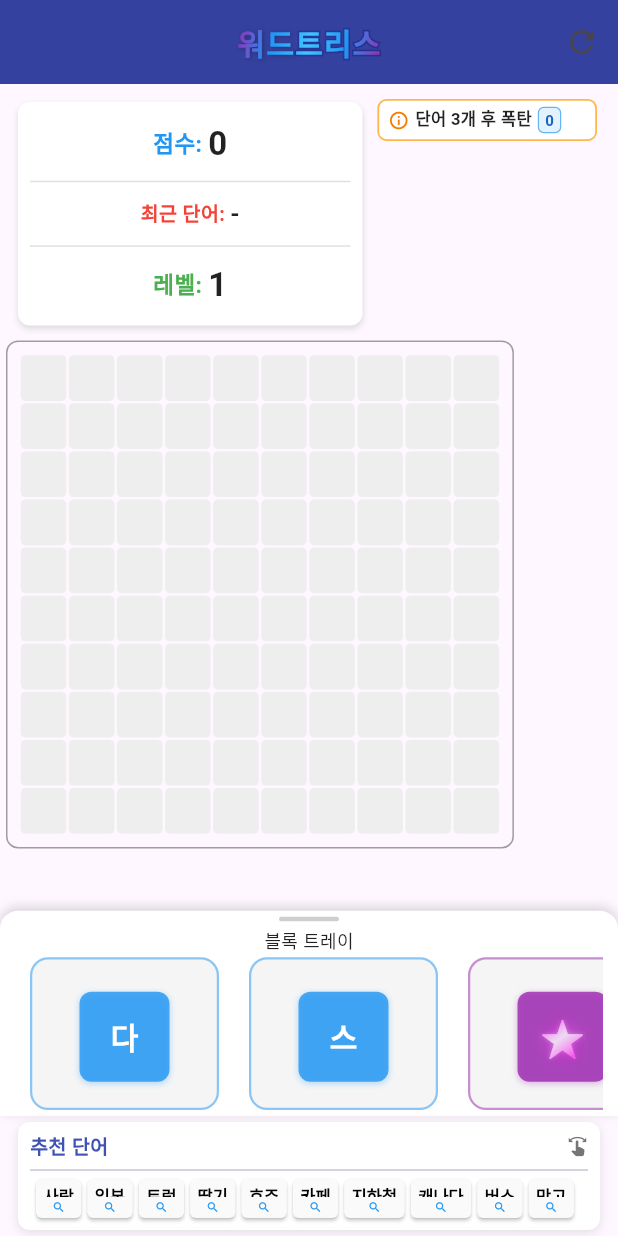
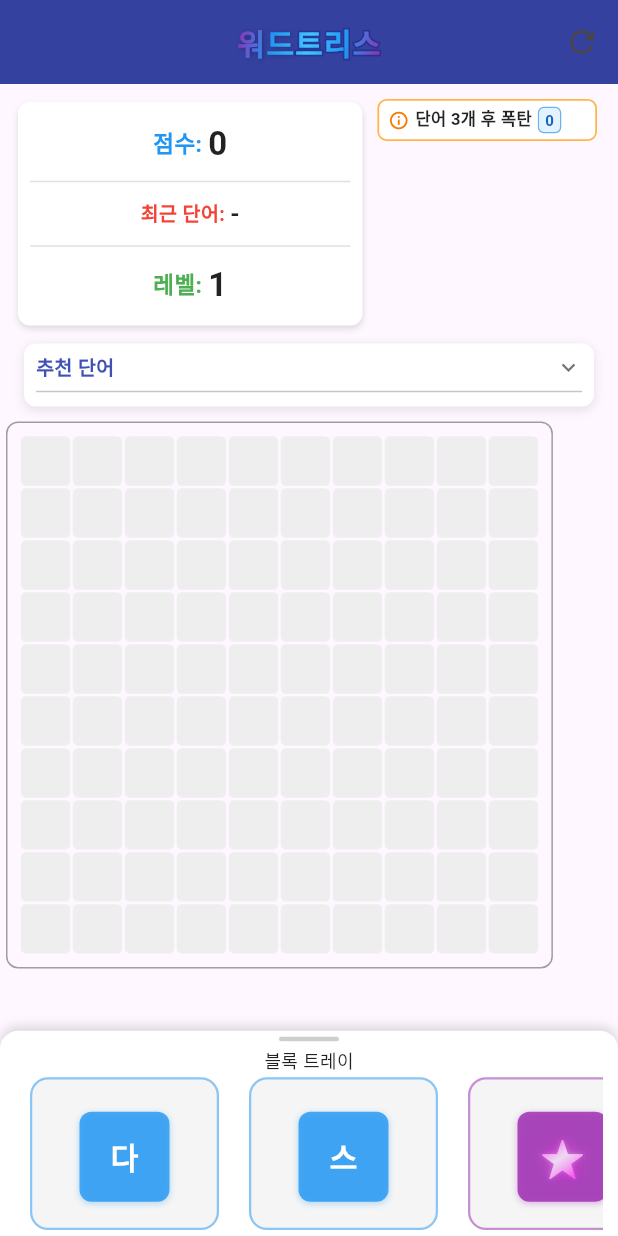
Before and after one commit to BongsooJeong/wordtris, a Flutter app: the screen it shows after launch, on a phone screen of 412 x 824 dp. Run offline on Flutter 3.47's test engine with Material 3 defaults, Android fonts, the phone set to English and light mode, and no system bars; our stand-ins replace sqflite; accounts and stored records are empty; statements that could not run were skipped.

Commit message:
UI 개선: 추천 단어 위젯 레이아웃 최적화 및 스크롤바 개선

```diff
--- a/lib/widgets/word_suggestions.dart
+++ b/lib/widgets/word_suggestions.dart
@@ -8,6 +8,7 @@ class WordSuggestions extends StatefulWidget {
   final Function(String)? onDictionaryLookup; // 사전 검색 콜백 함수 추가
   final Set<String>? usedCharacters; // 사용된 글자 목록 추가
   final bool isCompactMode; // 모바일 뷰를 위한 컴팩트 모드 추가
+  final bool initiallyExpanded; // 초기에 펼쳐진 상태인지 여부
 
   const WordSuggestions({
     super.key,
@@ -16,6 +17,7 @@ class WordSuggestions extends StatefulWidget {
     this.onDictionaryLookup,
     this.usedCharacters,
     this.isCompactMode = false, // 기본값은 false
+    this.initiallyExpanded = false, // 기본값은 접힌 상태
   });
 
   @override
@@ -25,6 +27,14 @@ class WordSuggestions extends StatefulWidget {
 class WordSuggestionsState extends State<WordSuggestions> {
   // 현재 하이라이트할 글자 목록
   Set<String> _highlightedCharacters = {};
+  // 위젯 확장/축소 상태
+  late bool _isExpanded;
+
+  @override
+  void initState() {
+    super.initState();
+    _isExpanded = widget.initiallyExpanded;
+  }
 
   // 단어가 완전히 사용되었는지 확인하는 헬퍼 메서드
   bool _isWordFullyUsed(String word) {
@@ -82,6 +92,15 @@ class WordSuggestionsState extends State<WordSuggestions> {
     });
   }
 
+  // 확장/축소 상태 전환
+  void toggleExpanded() {
+    if (!mounted) return;
+
+    setState(() {
+      _isExpanded = !_isExpanded;
+    });
+  }
+
   @override
   Widget build(BuildContext context) {
     // 표시할 필터링된 단어 목록 가져오기
@@ -93,8 +112,7 @@ class WordSuggestionsState extends State<WordSuggestions> {
     final isVerySmallScreen = screenWidth < 320;
 
     return Container(
-      width:
-          widget.isCompactMode ? double.infinity : 170, // 컴팩트 모드에서는 가로 전체 너비 사용
+      width: double.infinity, // 항상 부모의 너비에 맞춤
       decoration: BoxDecoration(
         color: Colors.white,
         borderRadius: BorderRadius.circular(8),
@@ -117,28 +135,44 @@ class WordSuggestionsState extends State<WordSuggestions> {
               vertical: isVerySmallScreen ? 3 : 6)
           : const EdgeInsets.all(8),
       child: Column(
+        mainAxisSize: MainAxisSize.min, // 최소 높이만 사용
         crossAxisAlignment: CrossAxisAlignment.start,
         children: [
-          Row(
+          // 헤더 부분 (제목 + 확장/축소 버튼)
+          InkWell(
+            onTap: toggleExpanded,
+            child: Row(
               children: [
                 Text(
                   '추천 단어',
                   style: TextStyle(
-                  fontSize: isVerySmallScreen ? 12 : (isSmallScreen ? 13 : 14),
+                    fontSize:
+                        isVerySmallScreen ? 12 : (isSmallScreen ? 13 : 14),
                     fontWeight: FontWeight.bold,
                     color: Colors.indigo,
                   ),
                 ),
-              if (widget.isCompactMode) const Spacer(),
-              if (widget.isCompactMode)
-                Icon(Icons.swipe,
-                    size: isVerySmallScreen ? 12 : 14,
-                    color: Colors.grey.shade600),
+                const Spacer(),
+                Icon(
+                  _isExpanded
+                      ? Icons.keyboard_arrow_up
+                      : Icons.keyboard_arrow_down,
+                  size: isVerySmallScreen ? 16 : 18,
+                  color: Colors.grey.shade600,
+                ),
               ],
+            ),
           ),
           SizedBox(height: isVerySmallScreen ? 1 : 2),
           Divider(height: isVerySmallScreen ? 6 : 8),
-          Expanded(
+
+          // 확장/축소 가능한 내용 부분
+          if (_isExpanded)
+            SizedBox(
+              // 펼쳤을 때 더 많은 단어를 보여줄 수 있도록 높이 증가
+              height: widget.isCompactMode
+                  ? (isVerySmallScreen ? 160 : 200)
+                  : (isSmallScreen ? 240 : 300),
               child: filteredWords.isEmpty
                   ? Center(
                       child: Text(
@@ -161,7 +195,14 @@ class WordSuggestionsState extends State<WordSuggestions> {
 
   // 일반 모드의 단어 목록 (세로 스크롤)
   Widget _buildNormalWordList(List<String> filteredWords) {
-    return ListView.builder(
+    return ScrollConfiguration(
+      // 스크롤바 항상 보이게 설정
+      behavior: ScrollConfiguration.of(context).copyWith(
+        scrollbars: true,
+        overscroll: true,
+        physics: const ClampingScrollPhysics(),
+      ),
+      child: ListView.builder(
         key: ValueKey('word_list_${filteredWords.hashCode}'),
         padding: const EdgeInsets.symmetric(vertical: 4),
         itemCount: filteredWords.length,
@@ -229,13 +270,21 @@ class WordSuggestionsState extends State<WordSuggestions> {
             ),
           );
         },
+      ),
     );
   }
 
   // 컴팩트 모드의 단어 목록 (가로 스크롤)
   Widget _buildCompactWordList(
       List<String> filteredWords, bool isSmallScreen, bool isVerySmallScreen) {
-    return ListView.builder(
+    return ScrollConfiguration(
+      // 스크롤바 항상 보이게 설정
+      behavior: ScrollConfiguration.of(context).copyWith(
+        scrollbars: true,
+        overscroll: true,
+        physics: const ClampingScrollPhysics(),
+      ),
+      child: ListView.builder(
         key: ValueKey('compact_word_list_${filteredWords.hashCode}'),
         scrollDirection: Axis.horizontal,
         padding: EdgeInsets.symmetric(
@@ -254,7 +303,8 @@ class WordSuggestionsState extends State<WordSuggestions> {
               isVerySmallScreen ? 3.0 : (isSmallScreen ? 5.0 : 8.0);
           final wordFontSize =
               isVerySmallScreen ? 10.0 : (isSmallScreen ? 11.0 : 12.0);
-        final iconSize = isVerySmallScreen ? 8.0 : (isSmallScreen ? 9.0 : 10.0);
+          final iconSize =
+              isVerySmallScreen ? 8.0 : (isSmallScreen ? 9.0 : 10.0);
 
           return Card(
             color: isHighlighted ? Colors.blue.shade50 : Colors.grey.shade50,
@@ -327,6 +377,7 @@ class WordSuggestionsState extends State<WordSuggestions> {
             ),
           );
         },
+      ),
     );
   }
 }
```
Also changed, not shown: lib/widgets/game_layout.dart (+65 -61 lines), 1 other file. Lines whose indentation alone changed are shown as unchanged.
